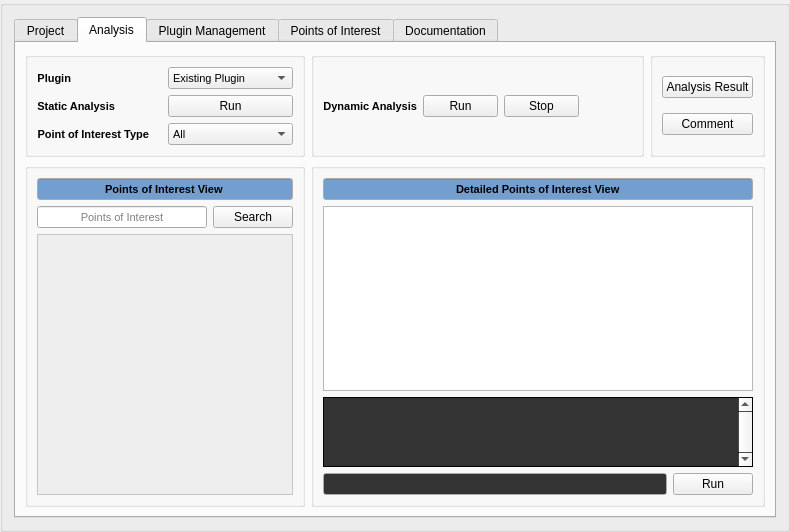
gjjuarez/BEAT, file BEAT View/ui_files/BEAT.ui: the form before one commit.
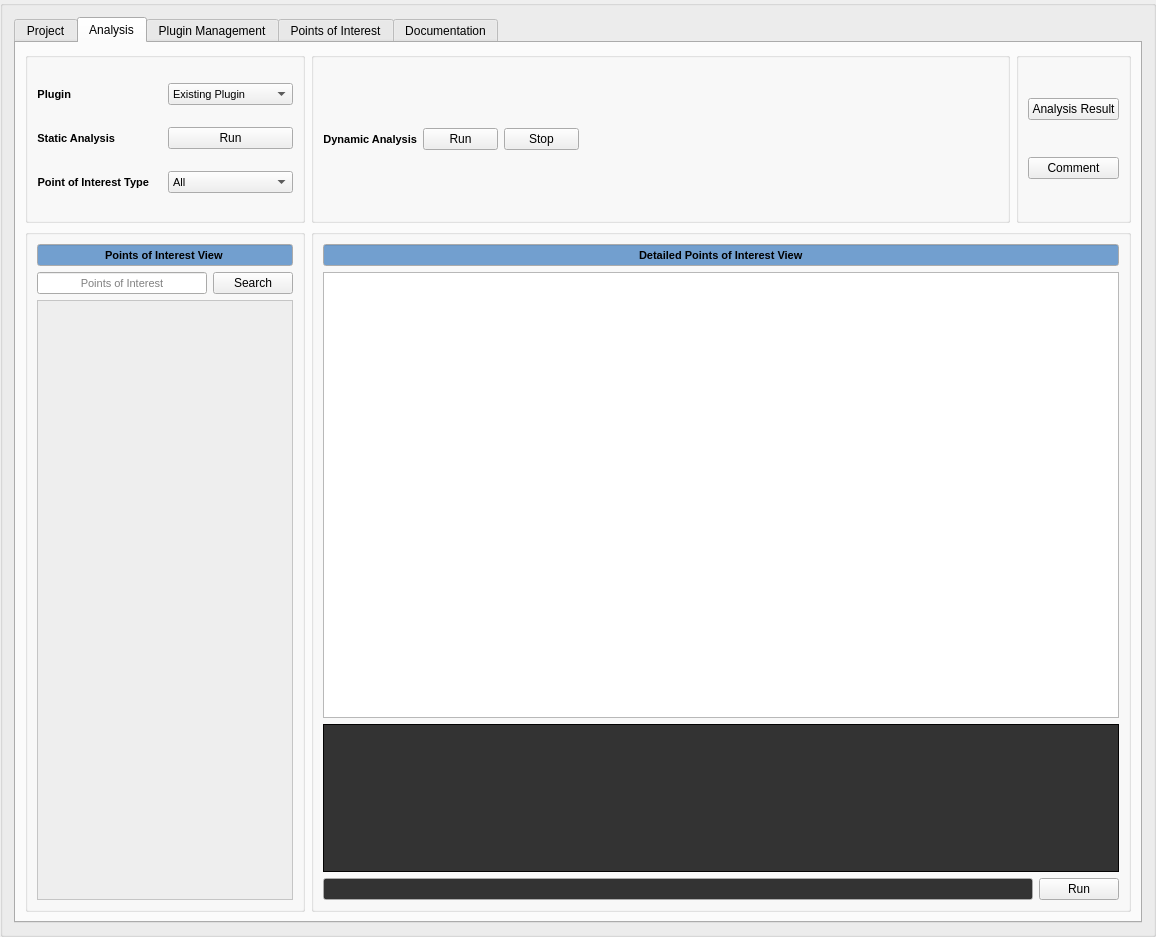
The form after the commit. The open tabs and pages were chosen to show the change.

Commit message: Changed the View and Detailed View ratios.

```diff
--- a/BEAT View/ui_files/BEAT.ui
+++ b/BEAT View/ui_files/BEAT.ui
@@ -6,8 +6,8 @@
    <rect>
     <x>0</x>
     <y>0</y>
-    <width>790</width>
-    <height>532</height>
+    <width>1156</width>
+    <height>937</height>
    </rect>
   </property>
   <property name="maximumSize">
@@ -2719,6 +2719,15 @@
                  </color>
                 </brush>
                </colorrole>
+               <colorrole role="PlaceholderText">
+                <brush brushstyle="NoBrush">
+                 <color alpha="128">
+                  <red>0</red>
+                  <green>0</green>
+                  <blue>0</blue>
+                 </color>
+                </brush>
+               </colorrole>
               </active>
               <inactive>
                <colorrole role="Text">
@@ -2739,6 +2748,15 @@
                  </color>
                 </brush>
                </colorrole>
+               <colorrole role="PlaceholderText">
+                <brush brushstyle="NoBrush">
+                 <color alpha="128">
+                  <red>0</red>
+                  <green>0</green>
+                  <blue>0</blue>
+                 </color>
+                </brush>
+               </colorrole>
               </inactive>
               <disabled>
                <colorrole role="Text">
@@ -2759,6 +2777,15 @@
                  </color>
                 </brush>
                </colorrole>
+               <colorrole role="PlaceholderText">
+                <brush brushstyle="NoBrush">
+                 <color alpha="128">
+                  <red>0</red>
+                  <green>0</green>
+                  <blue>0</blue>
+                 </color>
+                </brush>
+               </colorrole>
               </disabled>
              </palette>
             </property>
@@ -2861,6 +2888,15 @@
                  </color>
                 </brush>
                </colorrole>
+               <colorrole role="PlaceholderText">
+                <brush brushstyle="NoBrush">
+                 <color alpha="128">
+                  <red>0</red>
+                  <green>0</green>
+                  <blue>0</blue>
+                 </color>
+                </brush>
+               </colorrole>
               </active>
               <inactive>
                <colorrole role="Text">
@@ -2881,6 +2917,15 @@
                  </color>
                 </brush>
                </colorrole>
+               <colorrole role="PlaceholderText">
+                <brush brushstyle="NoBrush">
+                 <color alpha="128">
+                  <red>0</red>
+                  <green>0</green>
+                  <blue>0</blue>
+                 </color>
+                </brush>
+               </colorrole>
               </inactive>
               <disabled>
                <colorrole role="Text">
@@ -2901,6 +2946,15 @@
                  </color>
                 </brush>
                </colorrole>
+               <colorrole role="PlaceholderText">
+                <brush brushstyle="NoBrush">
+                 <color alpha="128">
+                  <red>0</red>
+                  <green>0</green>
+                  <blue>0</blue>
+                 </color>
+                </brush>
+               </colorrole>
               </disabled>
              </palette>
             </property>
@@ -3203,6 +3257,15 @@
                  </color>
                 </brush>
                </colorrole>
+               <colorrole role="PlaceholderText">
+                <brush brushstyle="NoBrush">
+                 <color alpha="128">
+                  <red>0</red>
+                  <green>0</green>
+                  <blue>0</blue>
+                 </color>
+                </brush>
+               </colorrole>
               </active>
               <inactive>
                <colorrole role="WindowText">
@@ -3304,6 +3367,15 @@
                  </color>
                 </brush>
                </colorrole>
+               <colorrole role="PlaceholderText">
+                <brush brushstyle="NoBrush">
+                 <color alpha="128">
+                  <red>0</red>
+                  <green>0</green>
+                  <blue>0</blue>
+                 </color>
+                </brush>
+               </colorrole>
               </inactive>
               <disabled>
                <colorrole role="WindowText">
@@ -3405,6 +3477,15 @@
                  </color>
                 </brush>
                </colorrole>
+               <colorrole role="PlaceholderText">
+                <brush brushstyle="NoBrush">
+                 <color alpha="128">
+                  <red>0</red>
+                  <green>0</green>
+                  <blue>0</blue>
+                 </color>
+                </brush>
+               </colorrole>
               </disabled>
              </palette>
             </property>
@@ -3562,6 +3643,15 @@
                  </color>
                 </brush>
                </colorrole>
+               <colorrole role="PlaceholderText">
+                <brush brushstyle="NoBrush">
+                 <color alpha="128">
+                  <red>0</red>
+                  <green>0</green>
+                  <blue>0</blue>
+                 </color>
+                </brush>
+               </colorrole>
               </active>
               <inactive>
                <colorrole role="WindowText">
@@ -3690,6 +3780,15 @@
                  </color>
                 </brush>
                </colorrole>
+               <colorrole role="PlaceholderText">
+                <brush brushstyle="NoBrush">
+                 <color alpha="128">
+                  <red>0</red>
+                  <green>0</green>
+                  <blue>0</blue>
+                 </color>
+                </brush>
+               </colorrole>
               </inactive>
               <disabled>
                <colorrole role="WindowText">
@@ -3818,6 +3917,15 @@
                  </color>
                 </brush>
                </colorrole>
+               <colorrole role="PlaceholderText">
+                <brush brushstyle="NoBrush">
+                 <color alpha="128">
+                  <red>0</red>
+                  <green>0</green>
+                  <blue>0</blue>
+                 </color>
+                </brush>
+               </colorrole>
               </disabled>
              </palette>
             </property>
@@ -3950,6 +4058,15 @@
                  </color>
                 </brush>
                </colorrole>
+               <colorrole role="PlaceholderText">
+                <brush brushstyle="NoBrush">
+                 <color alpha="128">
+                  <red>255</red>
+                  <green>255</green>
+                  <blue>255</blue>
+                 </color>
+                </brush>
+               </colorrole>
               </active>
               <inactive>
                <colorrole role="Text">
@@ -3979,6 +4096,15 @@
                  </color>
                 </brush>
                </colorrole>
+               <colorrole role="PlaceholderText">
+                <brush brushstyle="NoBrush">
+                 <color alpha="128">
+                  <red>255</red>
+                  <green>255</green>
+                  <blue>255</blue>
+                 </color>
+                </brush>
+               </colorrole>
               </inactive>
               <disabled>
                <colorrole role="Text">
@@ -4008,15 +4134,18 @@
                  </color>
                 </brush>
                </colorrole>
+               <colorrole role="PlaceholderText">
+                <brush brushstyle="NoBrush">
+                 <color alpha="128">
+                  <red>255</red>
+                  <green>255</green>
+                  <blue>255</blue>
+                 </color>
+                </brush>
+               </colorrole>
               </disabled>
              </palette>
             </property>
-            <property name="verticalScrollBarPolicy">
-             <enum>Qt::ScrollBarAlwaysOn</enum>
-            </property>
-            <property name="verticalScrollMode">
-             <enum>QAbstractItemView::ScrollPerPixel</enum>
-            </property>
            </widget>
           </item>
           <item>
@@ -4044,6 +4173,15 @@
                    </color>
                   </brush>
                  </colorrole>
+                 <colorrole role="PlaceholderText">
+                  <brush brushstyle="NoBrush">
+                   <color alpha="128">
+                    <red>255</red>
+                    <green>255</green>
+                    <blue>255</blue>
+                   </color>
+                  </brush>
+                 </colorrole>
                 </active>
                 <inactive>
                  <colorrole role="Text">
@@ -4064,6 +4202,15 @@
                    </color>
                   </brush>
                  </colorrole>
+                 <colorrole role="PlaceholderText">
+                  <brush brushstyle="NoBrush">
+                   <color alpha="128">
+                    <red>255</red>
+                    <green>255</green>
+                    <blue>255</blue>
+                   </color>
+                  </brush>
+                 </colorrole>
                 </inactive>
                 <disabled>
                  <colorrole role="Text">
@@ -4084,6 +4231,15 @@
                    </color>
                   </brush>
                  </colorrole>
+                 <colorrole role="PlaceholderText">
+                  <brush brushstyle="NoBrush">
+                   <color alpha="128">
+                    <red>255</red>
+                    <green>255</green>
+                    <blue>255</blue>
+                   </color>
+                  </brush>
+                 </colorrole>
                 </disabled>
                </palette>
               </property>
```
Left out of the diff: 439 changed lines with no effect on the pictures. The commit also changes 1 other file.
